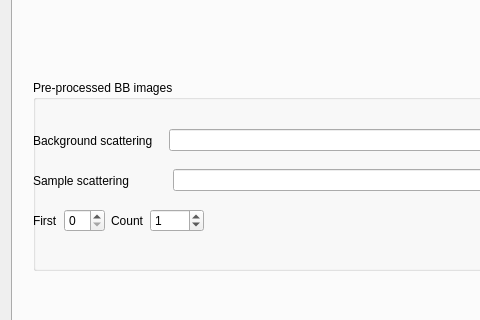
Above: frameworks/tomography/Preprocessing/StdPreprocModulesGUI/src/bblognormdlg.ui from neutronimaging/imagingsuite before the change; both pictures show x 0 to 480 and y 247 to 567 of the 1053 by 982 pixel window. Below: the same form after it.
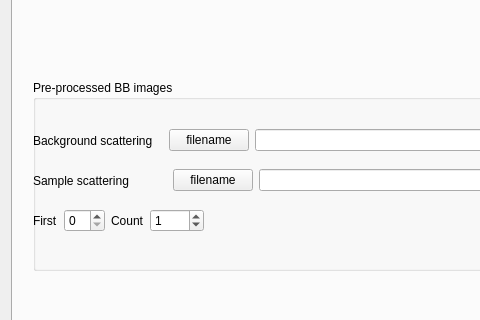
That is the form after the change. Custom widgets are drawn as their Qt base class.

Commit message: added filename button and automatic counting of external BB for the BB dialog in MuhRec

```diff
--- a/frameworks/tomography/Preprocessing/StdPreprocModulesGUI/src/bblognormdlg.ui
+++ b/frameworks/tomography/Preprocessing/StdPreprocModulesGUI/src/bblognormdlg.ui
@@ -235,6 +235,13 @@
            </property>
           </spacer>
          </item>
+         <item>
+          <widget class="QPushButton" name="pushButton_ext_sample_back">
+           <property name="text">
+            <string>filename</string>
+           </property>
+          </widget>
+         </item>
          <item>
           <widget class="QLineEdit" name="edit_BB_external"/>
          </item>
@@ -349,6 +356,13 @@
            </property>
           </spacer>
          </item>
+         <item>
+          <widget class="QPushButton" name="pushButton_ext_OB_back">
+           <property name="text">
+            <string>filename</string>
+           </property>
+          </widget>
+         </item>
          <item>
           <widget class="QLineEdit" name="edit_OBBB_ext"/>
          </item>
```
The commit also changes 3 other files.
